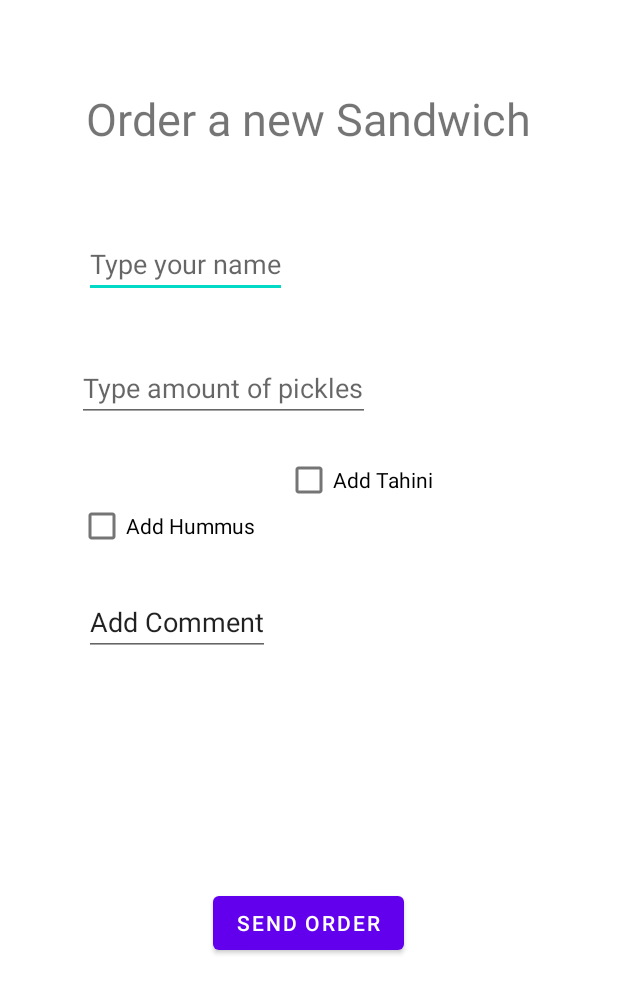
After one commit to lotanaharoni/PostPc_Ex7, an Android app: the layout activity_new_order.xml on its own in the app's theme, with its tools: preview values and no code run, on a phone screen of 412 x 824 dp. The commit adds this screen. Shown: the top 993 px of the screen. Run offline under Robolectric (Android 15) with nearby library versions, the phone set to English and light mode, and no system bars.

Commit message:
Added activity_new_order.xml

```diff
--- /dev/null
+++ b/app/src/main/res/layout/activity_new_order.xml
@@ -0,0 +1,98 @@
+<?xml version="1.0" encoding="utf-8"?>
+<androidx.constraintlayout.widget.ConstraintLayout xmlns:android="http://schemas.android.com/apk/res/android"
+    xmlns:app="http://schemas.android.com/apk/res-auto"
+    xmlns:tools="http://schemas.android.com/tools"
+    android:layout_width="match_parent"
+    android:layout_height="match_parent">
+
+    <TextView
+        android:id="@+id/pageTitle"
+        android:textSize="30dp"
+        android:layout_width="wrap_content"
+        android:layout_height="wrap_content"
+        android:text="@string/new_order_title"
+        app:layout_constraintBottom_toBottomOf="parent"
+        app:layout_constraintEnd_toEndOf="parent"
+        app:layout_constraintHorizontal_bias="0.498"
+        app:layout_constraintStart_toStartOf="parent"
+        app:layout_constraintTop_toTopOf="parent"
+        app:layout_constraintVertical_bias="0.075" />
+
+    <EditText
+        android:id="@+id/CustomerName"
+        android:layout_width="wrap_content"
+        android:layout_height="wrap_content"
+        android:clickable="true"
+        android:focusable="true"
+        android:hint="Type your name"
+        app:layout_constraintBottom_toBottomOf="parent"
+        app:layout_constraintEnd_toEndOf="parent"
+        app:layout_constraintHorizontal_bias="0.202"
+        app:layout_constraintStart_toStartOf="parent"
+        app:layout_constraintTop_toBottomOf="@+id/pageTitle"
+        app:layout_constraintVertical_bias="0.079" />
+
+    <CheckBox
+        android:id="@+id/HummusCheckbox"
+        android:layout_width="wrap_content"
+        android:layout_height="wrap_content"
+        android:layout_marginBottom="404dp"
+        android:text="@string/add_Hummus"
+        app:layout_constraintBottom_toBottomOf="parent"
+        app:layout_constraintEnd_toEndOf="parent"
+        app:layout_constraintHorizontal_bias="0.176"
+        app:layout_constraintStart_toStartOf="parent"
+        app:layout_constraintTop_toBottomOf="@+id/PickelsEditText" />
+
+    <CheckBox
+        android:id="@+id/TahiniCheckbox"
+        android:layout_width="wrap_content"
+        android:layout_height="wrap_content"
+        android:text="@string/add_Tahini"
+        app:layout_constraintBottom_toBottomOf="parent"
+        app:layout_constraintEnd_toEndOf="parent"
+        app:layout_constraintHorizontal_bias="0.607"
+        app:layout_constraintStart_toStartOf="parent"
+        app:layout_constraintTop_toBottomOf="@+id/PickelsEditText"
+        app:layout_constraintVertical_bias="0.03" />
+
+    <EditText
+        android:id="@+id/AddCommentEditText"
+        android:layout_width="wrap_content"
+        android:layout_height="wrap_content"
+        android:layout_marginBottom="224dp"
+        android:text="@string/add_comment"
+        app:layout_constraintBottom_toBottomOf="parent"
+        app:layout_constraintEnd_toEndOf="parent"
+        app:layout_constraintHorizontal_bias="0.194"
+        app:layout_constraintStart_toStartOf="parent"
+        app:layout_constraintTop_toBottomOf="@+id/TahiniCheckbox"
+        app:layout_constraintVertical_bias="0.229" />
+
+    <Button
+        android:id="@+id/sendOrderButton"
+        android:layout_width="wrap_content"
+        android:layout_height="wrap_content"
+        android:text="@string/send_order_button"
+        app:layout_constraintBottom_toBottomOf="parent"
+        app:layout_constraintEnd_toEndOf="parent"
+        app:layout_constraintHorizontal_bias="0.498"
+        app:layout_constraintStart_toStartOf="parent"
+        app:layout_constraintTop_toTopOf="parent"
+        app:layout_constraintVertical_bias="0.762" />
+
+    <EditText
+        android:id="@+id/PickelsEditText"
+        android:layout_width="wrap_content"
+        android:layout_height="wrap_content"
+        android:hint="@string/type_pickels"
+        android:inputType="number"
+        app:layout_constraintBottom_toBottomOf="parent"
+        app:layout_constraintEnd_toEndOf="parent"
+        app:layout_constraintHorizontal_bias="0.238"
+        app:layout_constraintStart_toStartOf="parent"
+        app:layout_constraintTop_toTopOf="parent"
+        app:layout_constraintVertical_bias="0.303" />
+
+
+</androidx.constraintlayout.widget.ConstraintLayout>
--- a/app/src/main/res/values/strings.xml
+++ b/app/src/main/res/values/strings.xml
@@ -1,3 +1,15 @@
 <resources>
-    <string name="app_name">Ex7_PostPc</string>
+    <string name="app_name">ex7_PostPc</string>
+    <string name="new_order_title">Order a new Sandwich</string>
+    <string name="pickels_title">Choose how many pickels up to 10</string>
+    <string name="type_pickels">Type amount of pickles</string>
+    <string name="add_Hummus">Add Hummus</string>
+    <string name="add_Tahini">Add Tahini</string>
+    <string name="add_comment">Add Comment</string>
+    <string name="send_order_button">Send order</string>
+    <string name="delete_order_button">Delete order</string>
+    <string name="edit_order_text">Edit your order</string>
+    <string name="order_in_progress_title">Your order is in progress</string>
+    <string name="order_in_progress_text">Just few more moments and your sandwich is ready!</string>
+    <string name="empty_customer_name_error">Enter name</string>
 </resources>
```
